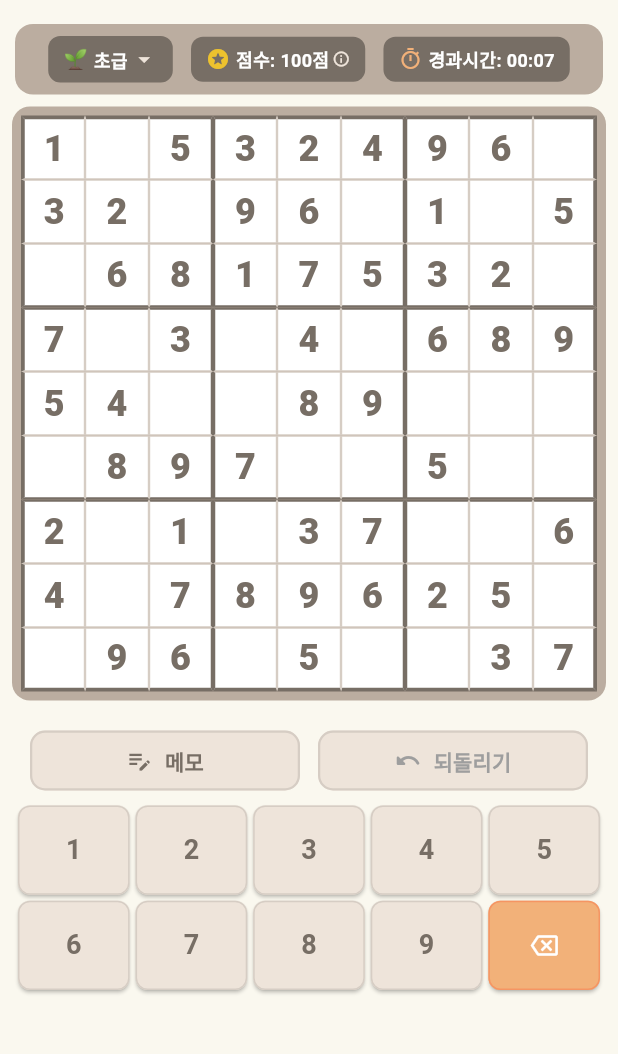
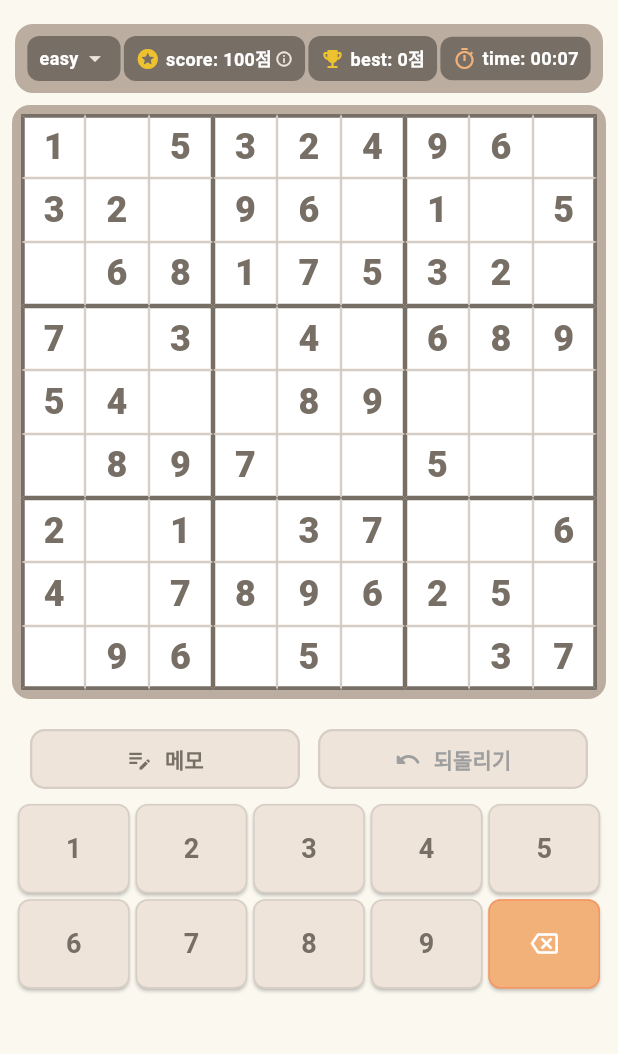
Before and after one commit to jaeleeman1/chloe-sudoku, a Flutter app: the screen it shows after launch, on a phone screen of 412 x 824 dp, the part 72-1126 px from its top. Run offline on Flutter 3.47's test engine with Material 3 defaults, Android fonts, the phone set to English and light mode, and no system bars.

Commit message:
UI: Update difficulty names to easy/miduam/hard, add best score card on right, update time/score labels

```diff
--- a/lib/screens/home_screen.dart
+++ b/lib/screens/home_screen.dart
@@ -18,7 +18,7 @@ class _HomeScreenState extends State<HomeScreen> {
   int? _selectedRow;
   int? _selectedCol;
 
-  String _currentDifficulty = '초급';
+  String _currentDifficulty = 'easy';
 
   DateTime? _startTime;
   int _elapsedSeconds = 0;
@@ -41,11 +41,11 @@ class _HomeScreenState extends State<HomeScreen> {
 
   int get _difficultyRemovedCount {
     switch (_currentDifficulty) {
-      case '초급':
+      case 'easy':
         return 30;
-      case '중급':
+      case 'miduam':
         return 42;
-      case '고급':
+      case 'hard':
         return 52;
       default:
         return 30;
@@ -54,27 +54,14 @@ class _HomeScreenState extends State<HomeScreen> {
 
   int get _difficultyMultiplier {
     switch (_currentDifficulty) {
-      case '초급':
+      case 'easy':
         return 1;
-      case '중급':
+      case 'miduam':
         return 2;
-      case '고급':
+      case 'hard':
         return 3;
       default:
         return 1;
-    }
-  }
-
-  String get _difficultyEmoji {
-    switch (_currentDifficulty) {
-      case '초급':
-        return '🌱';
-      case '중급':
-        return '⚡';
-      case '고급':
-        return '🔥';
-      default:
-        return '🌱';
     }
   }
 
@@ -278,11 +265,11 @@ class _HomeScreenState extends State<HomeScreen> {
 
   int _getBaseScore(String difficulty) {
     switch (difficulty) {
-      case '초급':
+      case 'easy':
         return 100;
-      case '중급':
+      case 'miduam':
         return 300;
-      case '고급':
+      case 'hard':
         return 600;
       default:
         return 100;
@@ -299,13 +286,13 @@ class _HomeScreenState extends State<HomeScreen> {
     int targetSeconds;
 
     switch (_currentDifficulty) {
-      case '초급':
+      case 'easy':
         targetSeconds = 180;
         break;
-      case '중급':
+      case 'miduam':
         targetSeconds = 360;
         break;
-      case '고급':
+      case 'hard':
         targetSeconds = 600;
         break;
       default:
@@ -563,7 +550,7 @@ class _HomeScreenState extends State<HomeScreen> {
                   Padding(
                     padding: const EdgeInsets.symmetric(horizontal: 10.0, vertical: 4.0),
                     child: Container(
-                      padding: const EdgeInsets.symmetric(horizontal: 10.0, vertical: 8.0),
+                      padding: const EdgeInsets.symmetric(horizontal: 6.0, vertical: 8.0),
                       decoration: BoxDecoration(
                         color: const Color(0xFFBBADA0),
                         borderRadius: BorderRadius.circular(12),
@@ -571,7 +558,7 @@ class _HomeScreenState extends State<HomeScreen> {
                       child: Row(
                         mainAxisAlignment: MainAxisAlignment.spaceEvenly,
                         children: [
-                          // 1. 난이도 선택 버튼 (이모지 포함)
+                          // 1. 난이도 선택 버튼 (이모지 없음, easy / miduam / hard)
                           PopupMenuButton<String>(
                             initialValue: _currentDifficulty,
                             onSelected: (String level) {
@@ -588,12 +575,12 @@ class _HomeScreenState extends State<HomeScreen> {
                               borderRadius: BorderRadius.circular(16),
                             ),
                             itemBuilder: (context) => [
-                              _buildMenuItem('초급', Icons.sentiment_satisfied_alt, const Color(0xFF8F7A66)),
-                              _buildMenuItem('중급', Icons.sentiment_neutral, const Color(0xFF8F7A66)),
-                              _buildMenuItem('고급', Icons.local_fire_department, const Color(0xFF8F7A66)),
+                              _buildMenuItem('easy', Icons.sentiment_satisfied_alt, const Color(0xFF8F7A66)),
+                              _buildMenuItem('miduam', Icons.sentiment_neutral, const Color(0xFF8F7A66)),
+                              _buildMenuItem('hard', Icons.local_fire_department, const Color(0xFF8F7A66)),
                             ],
                             child: Container(
-                              padding: const EdgeInsets.symmetric(horizontal: 10, vertical: 6),
+                              padding: const EdgeInsets.symmetric(horizontal: 8, vertical: 6),
                               decoration: BoxDecoration(
                                 color: const Color(0xFF776E65),
                                 borderRadius: BorderRadius.circular(8),
@@ -601,11 +588,6 @@ class _HomeScreenState extends State<HomeScreen> {
                               child: Row(
                                 mainAxisSize: MainAxisSize.min,
                                 children: [
-                                  Text(
-                                    _difficultyEmoji,
-                                    style: const TextStyle(fontSize: 13),
-                                  ),
-                                  const SizedBox(width: 4),
                                   Text(
                                     _currentDifficulty,
                                     style: const TextStyle(
@@ -628,7 +610,7 @@ class _HomeScreenState extends State<HomeScreen> {
                               });
                             },
                             child: Container(
-                              padding: const EdgeInsets.symmetric(horizontal: 10, vertical: 6),
+                              padding: const EdgeInsets.symmetric(horizontal: 8, vertical: 6),
                               decoration: BoxDecoration(
                                 color: const Color(0xFF776E65),
                                 borderRadius: BorderRadius.circular(8),
@@ -638,7 +620,7 @@ class _HomeScreenState extends State<HomeScreen> {
                                   const Icon(Icons.stars_rounded, size: 16, color: Color(0xFFEDC22E)),
                                   const SizedBox(width: 4),
                                   Text(
-                                    '점수: ${_getCurrentGameScore()}점',
+                                    'score: ${_getCurrentGameScore()}점',
                                     style: const TextStyle(fontSize: 12, fontWeight: FontWeight.bold, color: Colors.white),
                                   ),
                                   const SizedBox(width: 2),
@@ -647,9 +629,27 @@ class _HomeScreenState extends State<HomeScreen> {
                               ),
                             ),
                           ),
-                          // 3. 경과시간 카드
+                          // 3. 최고점수 버튼 (점수 버튼 우측)
                           Container(
-                            padding: const EdgeInsets.symmetric(horizontal: 10, vertical: 6),
+                            padding: const EdgeInsets.symmetric(horizontal: 8, vertical: 6),
+                            decoration: BoxDecoration(
+                              color: const Color(0xFF776E65),
+                              borderRadius: BorderRadius.circular(8),
+                            ),
+                            child: Row(
+                              children: [
+                                const Icon(Icons.emoji_events_rounded, size: 16, color: Color(0xFFEDC22E)),
+                                const SizedBox(width: 4),
+                                Text(
+                                  'best: $_bestScore점',
+                                  style: const TextStyle(fontSize: 12, fontWeight: FontWeight.bold, color: Colors.white),
+                                ),
+                              ],
+                            ),
+                          ),
+                          // 4. 경과 시간 카드 (time: mm:ss)
+                          Container(
+                            padding: const EdgeInsets.symmetric(horizontal: 8, vertical: 6),
                             decoration: BoxDecoration(
                               color: const Color(0xFF776E65),
                               borderRadius: BorderRadius.circular(8),
@@ -659,7 +659,7 @@ class _HomeScreenState extends State<HomeScreen> {
                                 const Icon(Icons.timer_outlined, size: 16, color: Color(0xFFF2B179)),
                                 const SizedBox(width: 4),
                                 Text(
-                                  '경과시간: ${_formatDuration(_elapsedSeconds)}',
+                                  'time: ${_formatDuration(_elapsedSeconds)}',
                                   style: const TextStyle(fontSize: 12, fontWeight: FontWeight.bold, color: Colors.white),
                                 ),
                               ],
@@ -696,23 +696,23 @@ class _HomeScreenState extends State<HomeScreen> {
                           children: [
                             Row(
                               mainAxisAlignment: MainAxisAlignment.spaceBetween,
-                              children: [
+                              children: const [
                                 Text(
-                                  '🏆 최고점수: $_bestScore점',
-                                  style: const TextStyle(
+                                  '🏆 점수 산출 기준',
+                                  style: TextStyle(
                                     fontSize: 14,
                                     fontWeight: FontWeight.bold,
                                     color: Color(0xFFEDC22E),
                                   ),
                                 ),
-                                const Icon(Icons.close, size: 16, color: Color(0xFFEEE4DA)),
+                                Icon(Icons.close, size: 16, color: Color(0xFFEEE4DA)),
                               ],
                             ),
                             const Divider(height: 12, thickness: 1, color: Color(0xFF8F7A66)),
                             const Text(
-                              '• 초급: 100점 / 3분 (180초)\n'
-                              '• 중급: 300점 / 6분 (360초)\n'
-                              '• 고급: 600점 / 10분 (600초)\n\n'
+                              '• easy: 100점 / 3분 (180초)\n'
+                              '• miduam: 300점 / 6분 (360초)\n'
+                              '• hard: 600점 / 10분 (600초)\n\n'
                               '⭐ 점수 계산 방식\n'
                               '• 기준 시간 이내 성공: 기본 점수 + (기준 시간 - 해결 시간)\n'
                               '• 기준 시간 초과 성공: 기본 점수 - (해결 시간 - 기준 시간)\n'
```
